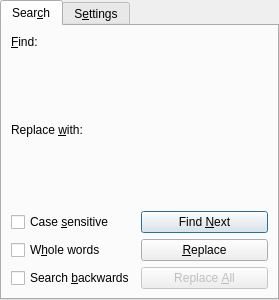
Qt form src/frontends/qt4/ui/FindAndReplaceUi.ui (cburschka/lyx) before a commit.
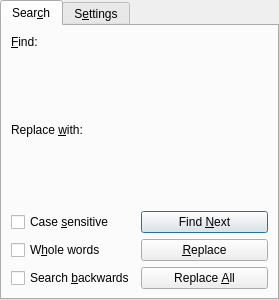
The same form after that commit. Custom widgets are drawn as their Qt base class.

Commit message: Implements functionality of the replaceAll button on Advanced F&R.

```diff
--- a/src/frontends/qt4/ui/FindAndReplaceUi.ui
+++ b/src/frontends/qt4/ui/FindAndReplaceUi.ui
@@ -140,7 +140,7 @@
     <item row="6" column="1" >
      <widget class="QPushButton" name="replaceallPB" >
       <property name="enabled" >
-       <bool>false</bool>
+       <bool>true</bool>
       </property>
       <property name="sizePolicy" >
        <sizepolicy vsizetype="Preferred" hsizetype="Preferred" >
```
The commit also changes 1 other file.
